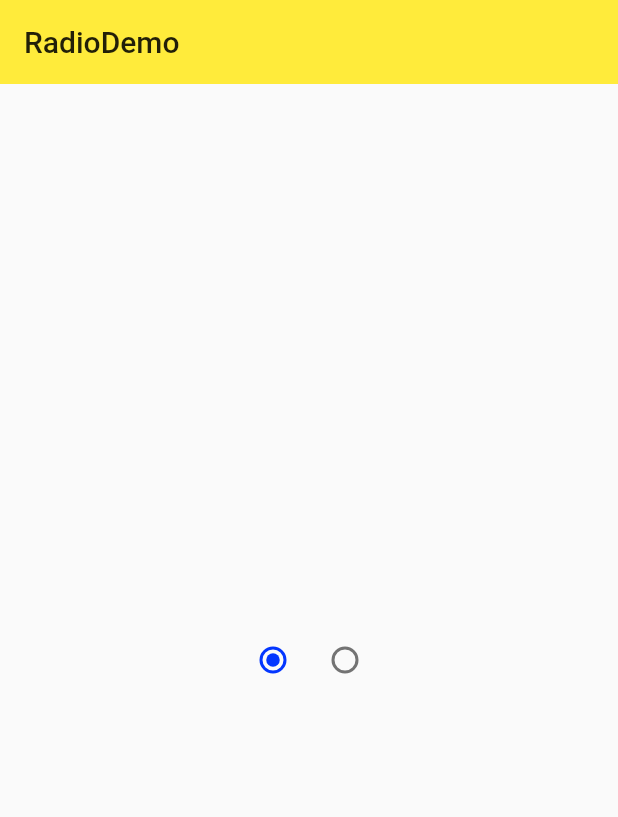
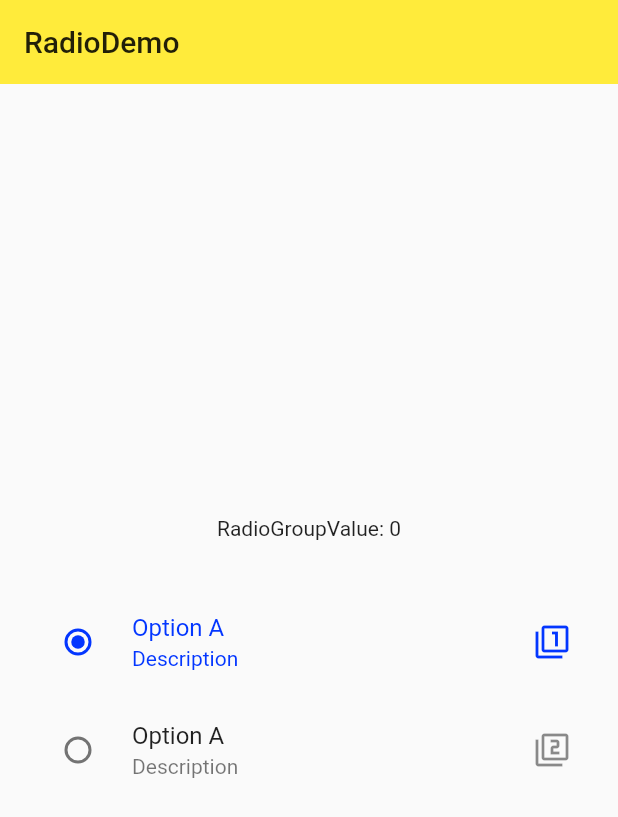
Before and after one commit to XYXiaoYuan/flutter_study, a Flutter app: the RadioDemo screen opened directly, on a phone screen of 412 x 824 dp. Shown: the top 817 px of the screen. Run offline on Flutter 3.47's test engine with Material 2 defaults, Android fonts, the light colour scheme and no system bars; network calls fail.

Commit message:
RadioListTile：带标签与图标的单选按钮

```diff
--- a/flutter_study/lib/demo/radio_demo.dart
+++ b/flutter_study/lib/demo/radio_demo.dart
@@ -26,22 +26,44 @@ class _RadioDemoState extends State<RadioDemo> {
         child: Column(
           mainAxisAlignment: MainAxisAlignment.center,
           children: <Widget>[
-            Row(
-              mainAxisAlignment: MainAxisAlignment.center,
-              children: <Widget>[
-                Radio(
+            Text('RadioGroupValue: $_radioGroupA'),
+            SizedBox(height: 32.0),
+            RadioListTile(
               value: 0,
               groupValue: _radioGroupA,
-                  onChanged: _handleRadioValueChanged
+              onChanged: _handleRadioValueChanged,
+              title: Text('Option A'),
+              subtitle: Text('Description'),
+              secondary: Icon(Icons.filter_1),
+              selected: _radioGroupA == 0,
             ),
-                Radio(
+            RadioListTile(
               value: 1,
               groupValue: _radioGroupA,
-                  onChanged: _handleRadioValueChanged
+              onChanged: _handleRadioValueChanged,
+              title: Text('Option A'),
+              subtitle: Text('Description'),
+              secondary: Icon(Icons.filter_2),
+              selected: _radioGroupA == 1,
             ),
           ],
-            )
-          ],
+          // children: <Widget>[
+          //   Row(
+          //     mainAxisAlignment: MainAxisAlignment.center,
+          //     children: <Widget>[
+          //       // Radio(
+          //       //   value: 0,
+          //       //   groupValue: _radioGroupA,
+          //       //   onChanged: _handleRadioValueChanged
+          //       // ),
+          //       // Radio(
+          //       //   value: 1,
+          //       //   groupValue: _radioGroupA,
+          //       //   onChanged: _handleRadioValueChanged
+          //       // ),
+          //     ],
+          //   )
+          // ],
         ),
       ),
     );
```
Lines whose indentation alone changed are shown as unchanged.
